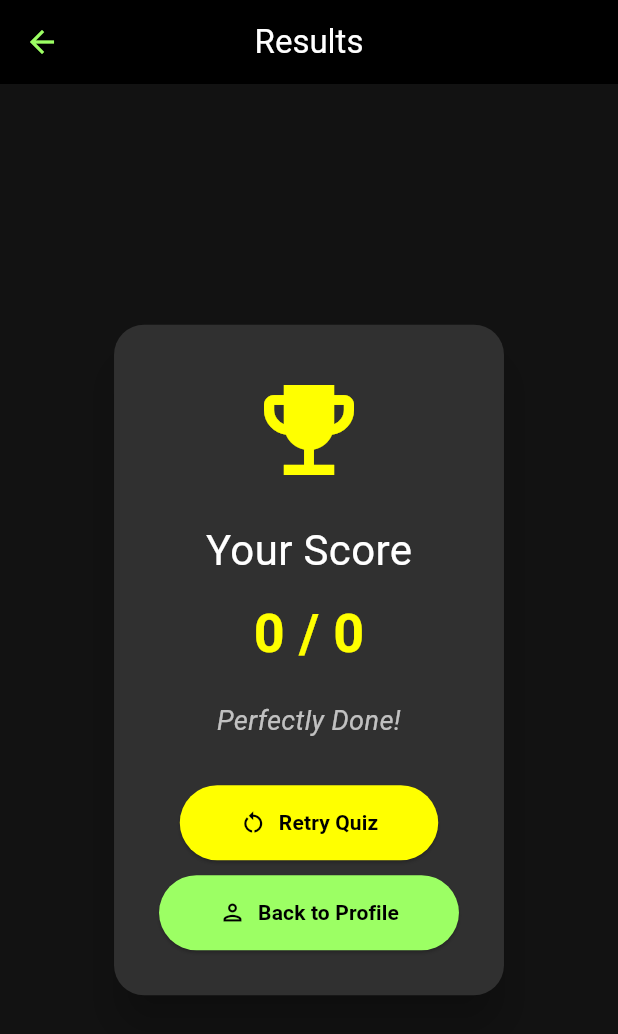
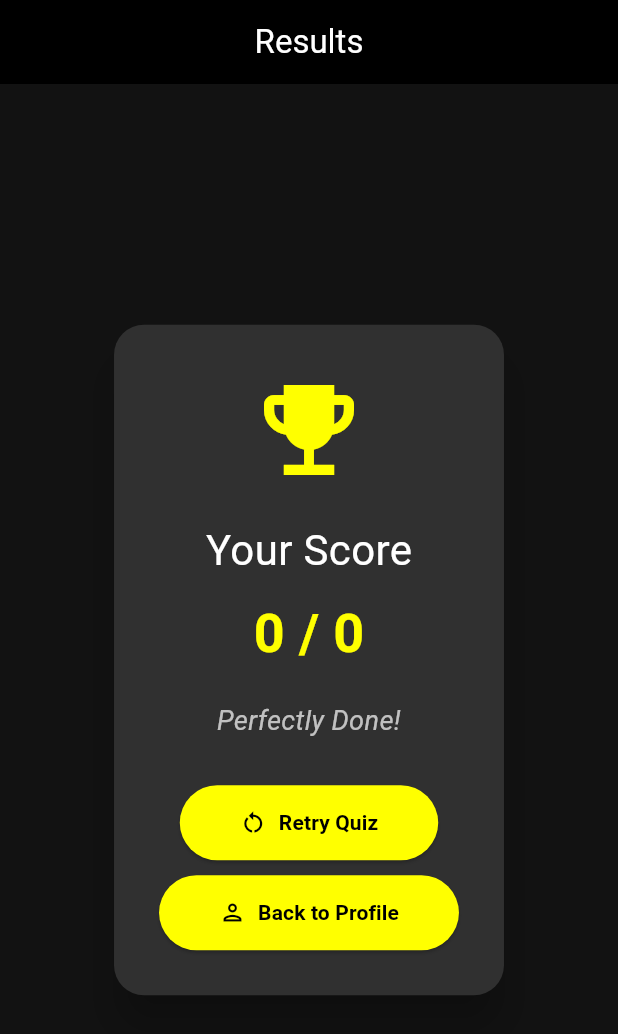
Before and after one commit to szarie/Game-Wiki-App, a Flutter app: the ResultsScreen screen opened directly with empty values, on a phone screen of 412 x 824 dp. Shown: the top 1034 px of the screen. Run offline on Flutter 3.47's test engine with Material 3 defaults, Android fonts, the phone set to English and light mode, and no system bars; our stand-ins replace shared_preferences; accounts and stored records are empty; Roboto replaces fonts that are missing (RobotoMono).

Commit message:
remove the leading aka the back bttn also fix the color

```diff
--- a/mobdev/lib/resultsscreen.dart
+++ b/mobdev/lib/resultsscreen.dart
@@ -25,13 +25,6 @@ class ResultsScreen extends StatelessWidget {
     return Scaffold(
       appBar: AppBar(
         centerTitle: true,
-        leading: IconButton(
-          icon: const Icon(Icons.arrow_back,
-              color: Color.fromARGB(255, 156, 255, 100)), // Change icon color
-          onPressed: () {
-            Navigator.pushReplacementNamed(context, '/profile');
-          },
-        ),
         title: const Text('Results'),
         backgroundColor: Colors.black,
       ),
@@ -100,7 +93,7 @@ class ResultsScreen extends StatelessWidget {
                       style: TextStyle(
                           color: Colors.black, fontWeight: FontWeight.bold)),
                   style: ElevatedButton.styleFrom(
-                    backgroundColor: const Color.fromARGB(255, 156, 255, 100),
+                    backgroundColor: Colors.yellowAccent,
                     padding: const EdgeInsets.symmetric(
                         horizontal: 40, vertical: 15),
                   ),
```
